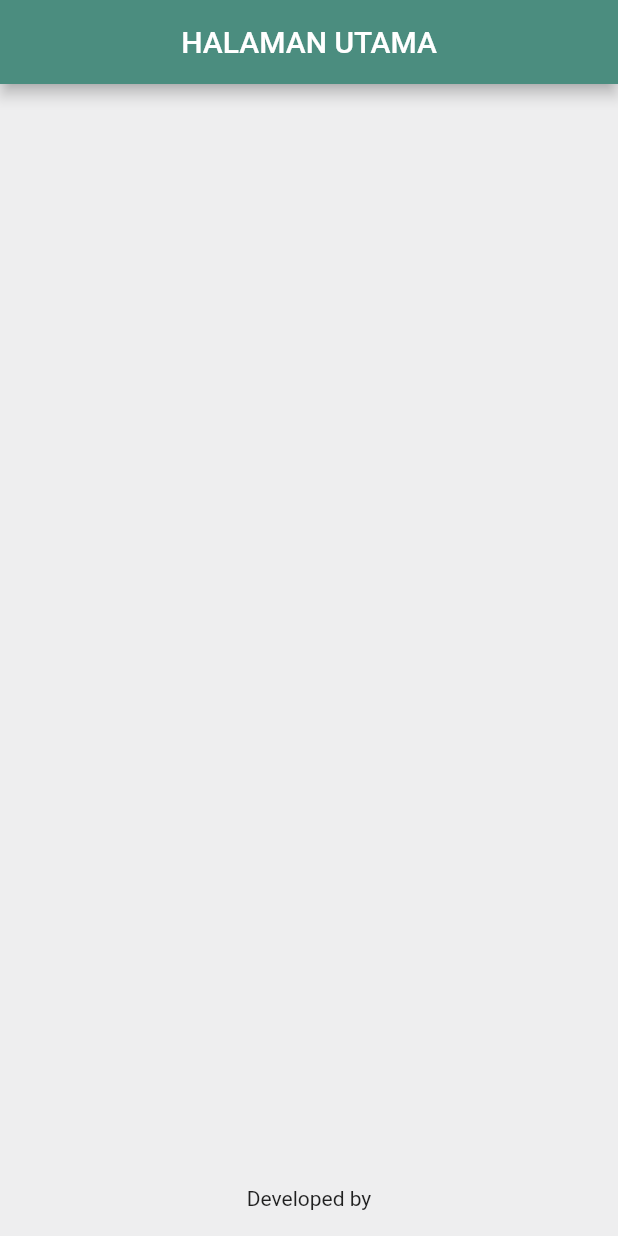
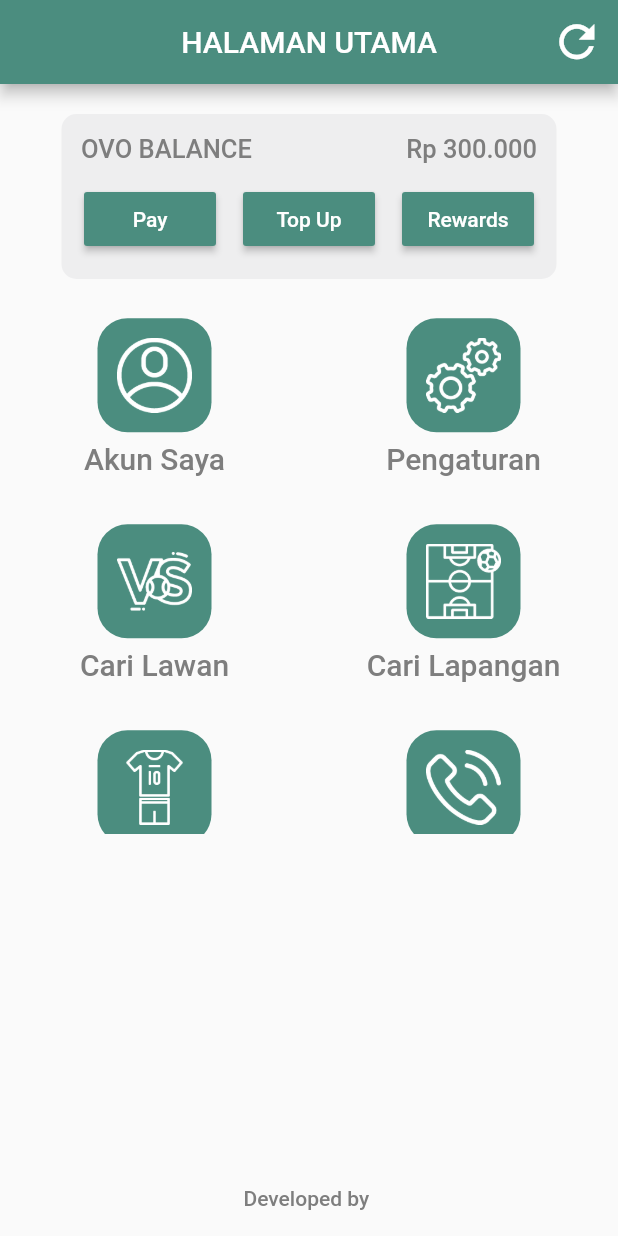
Before and after one commit to kuuhaku86/sparingin, a Flutter app: the DashboardPage screen opened directly, on a phone screen of 412 x 824 dp. Run offline on Flutter 3.47's test engine with Material 2 defaults, Android fonts, the phone set to English and light mode, and no system bars; our stand-ins replace carousel_slider, shared_preferences; missing offline and left inert: flutter_verification_code_input; accounts and stored records are empty.

Commit message:
Finishing Dashboard look

```diff
--- a/lib/main.dart
+++ b/lib/main.dart
@@ -48,6 +48,10 @@ class _MainAppState extends State<MainApp> {
         child: AnimatedOpacity(
           duration: const Duration(seconds: 3),
           opacity: _isVisible ? 1 : 0,
+          child: Image.asset(
+            'assets/images/icon.jpg',
+            height: 100.0,
+          ),
         ),
       ),
     );
--- a/lib/src/models/features/auth/dashboard/dashboard_page.dart
+++ b/lib/src/models/features/auth/dashboard/dashboard_page.dart
@@ -1,6 +1,7 @@
 import 'package:flutter/material.dart';
 import 'package:sparingin/src/utils/bottom_bar.dart';
 import 'package:sparingin/src/utils/colors.dart';
+import 'package:sparingin/src/utils/menu.dart';
 
 class DashboardPage extends StatefulWidget {
   DashboardPage({Key key}) : super(key: key);
@@ -10,6 +11,33 @@ class DashboardPage extends StatefulWidget {
 }
 
 class _DashboardPageState extends State<DashboardPage> {
+  List <Menu> menu = [
+    new Menu(
+      name: "Akun Saya",
+      image: "assets/images/icons/akunSaya.png"
+    ),
+    new Menu(
+      name: "Pengaturan",
+      image: "assets/images/icons/pengaturan.png"
+    ),
+    new Menu(
+      name: "Cari Lawan",
+      image: "assets/images/icons/cariLawan.png"
+    ),
+    new Menu(
+      name: "Cari Lapangan",
+      image: "assets/images/icons/cariLapangan.png"
+    ),
+    new Menu(
+      name: "Tim Kami",
+      image: "assets/images/icons/timKami.png"
+    ),
+    new Menu(
+      name: "FAQ",
+      image: "assets/images/icons/faq.png"
+    ),
+  ];
+
   @override
   Widget build(BuildContext context) {
     return Scaffold(
@@ -17,20 +45,148 @@ class _DashboardPageState extends State<DashboardPage> {
         backgroundColor: MyColors.primary,
         title: Text("HALAMAN UTAMA"),
         centerTitle: true,
-      ),
+        actions: <Widget>[
+          Icon(
+            Icons.refresh,
+            size: 35,
+          ),
+          SizedBox(width: 10,)
+        ],
+    ),
       body: Container(
         height: double.infinity,
         width: double.infinity,
-        color: MyColors.background,
         child: SingleChildScrollView(
-
+          child: Column(
+            children: <Widget>[
+              buildPadding(20),
+              _buildPayMenu(),
+              buildPadding(10),
+              _buildMenu(),
+            ],
+          ),
         ),
       ),
-      bottomNavigationBar: Stack(
-        children: <Widget>[
-          DefaultBottomBar(),
-        ],
-      ),
+      bottomNavigationBar: DefaultBottomBar(color: MyColors.transparent,),
     );
   }
+
+  Widget _buildPayMenu() => Container(
+    height: 110,
+    width: 330,
+    decoration: BoxDecoration(
+      borderRadius: BorderRadius.all(Radius.circular(10.0)),
+      color: MyColors.background,
+    ),
+    child: Column(
+      children: <Widget>[
+        Container(
+          padding: EdgeInsets.all(13.0),
+          child: Row(
+            mainAxisAlignment: MainAxisAlignment.spaceBetween,
+            children: <Widget>[
+              Text(
+                "OVO BALANCE",
+                style: TextStyle(
+                  color: MyColors.font,
+                  fontSize: 17,
+                  fontWeight: FontWeight.w500,
+                ),
+              ),
+              Text(
+                "Rp 300.000",
+                style: TextStyle(
+                  color: MyColors.font,
+                  fontSize: 17,
+                  fontWeight: FontWeight.w500,
+                ),
+              ),
+            ],
+          ),
+        ),
+        Container(
+          padding: EdgeInsets.symmetric(horizontal: 15),
+          child: Row(
+            mainAxisAlignment: MainAxisAlignment.spaceBetween,
+            children: <Widget>[
+              buildRaisedButton("Pay"),
+              buildRaisedButton("Top Up"),
+              buildRaisedButton("Rewards"),
+            ],
+          ),
+        ),
+      ],
+    ),
+  );
+
+  RaisedButton buildRaisedButton(String text) {
+    return RaisedButton(
+      color: MyColors.primary,
+      child: Text(
+        text,
+        style: TextStyle(
+          color: Colors.white,
+        ),
+      ), onPressed: () {},
+    );
+  }
+
+  Padding buildPadding(double nums) {
+    return Padding(
+        padding: EdgeInsets.only(top: nums),
+      );
+  }
+
+  Widget _buildMenu() => SizedBox(
+    width: double.infinity,
+    height: 360,
+    child: Container(
+      child: GridView.builder(
+        physics: ClampingScrollPhysics(),
+
+        itemCount: 6,
+        gridDelegate: SliverGridDelegateWithFixedCrossAxisCount(
+          crossAxisCount: 2,
+          childAspectRatio: 1.5,
+        ),
+        itemBuilder: (context, position) {
+          return _rowService(menu[position]);
+        },
+      ),
+    ),
+  );
+
+  Widget _rowService(Menu menu) => Container(
+    child: Column(
+      mainAxisAlignment: MainAxisAlignment.center,
+      children: <Widget>[
+        GestureDetector(
+          behavior: HitTestBehavior.opaque,
+          onTap: () {},
+          child: Container(
+            decoration: BoxDecoration(
+              color: MyColors.primary,
+              borderRadius: BorderRadius.all(
+                Radius.circular(20.0),
+              ),
+            ),
+            padding: EdgeInsets.all(13.0),
+            child: Image.asset(
+              menu.image,
+              height: 50,
+            ),
+          ),
+        ),
+        buildPadding(6),
+        Text(
+          menu.name,
+          style: TextStyle(
+            color: MyColors.font,
+            fontSize: 20,
+            fontWeight: FontWeight.w500,
+          ),
+        ),
+      ],
+    ),
+  );
 }
--- a/lib/src/models/features/auth/login/login_page.dart
+++ b/lib/src/models/features/auth/login/login_page.dart
@@ -159,11 +159,7 @@ class _LoginPageState extends State<LoginPage> {
             ),
           ),
         ),
-        bottomNavigationBar: Stack(
-          children: <Widget>[
-            DefaultBottomBar(),
-          ],
-        ),
+        bottomNavigationBar: DefaultBottomBar(color: MyColors.background,),
       ),
     );
   }
--- a/lib/src/models/features/auth/register/register_page.dart
+++ b/lib/src/models/features/auth/register/register_page.dart
@@ -97,11 +97,7 @@ class _RegisterPageState extends State<RegisterPage> {
           ),
         ),
       ),
-      bottomNavigationBar: Stack(
-          children: <Widget>[
-            DefaultBottomBar(),
-          ],
-        ),
+      bottomNavigationBar: DefaultBottomBar(color: MyColors.background,),
     );
   }
 
@@ -150,7 +146,6 @@ class _RegisterPageState extends State<RegisterPage> {
       _passwordController.text,
       _emailController.text,
     );
-    Me.saveLogin();
     print(Me.name);
     print(Me.telp);
     print(Me.password);
--- a/lib/src/models/features/auth/verification/verification_page.dart
+++ b/lib/src/models/features/auth/verification/verification_page.dart
@@ -58,6 +58,11 @@ class _VerificationPageState extends State<VerificationPage> {
                       full = true;
                     });
                   },
+                  onEditing: (bool value) {
+                    setState(() {
+                      full = false;
+                    });
+                  },
                 ),
                 buildPadding(20),
                 Container(
@@ -114,11 +119,7 @@ class _VerificationPageState extends State<VerificationPage> {
           ),
         ),
       ),
-      bottomNavigationBar: Stack(
-        children: <Widget>[
-          DefaultBottomBar(),
-        ],
-      ),
+      bottomNavigationBar: DefaultBottomBar(color: MyColors.background,),
     );
   }
 
--- a/lib/src/utils/bottom_bar.dart
+++ b/lib/src/utils/bottom_bar.dart
@@ -2,22 +2,31 @@ import 'package:flutter/cupertino.dart';
 import 'package:sparingin/src/utils/colors.dart';
 
 class DefaultBottomBar extends StatelessWidget {
-  const DefaultBottomBar({Key key}) : super(key: key);
+  final Color color;
+  const DefaultBottomBar({Key key,this.color}) : super(key: key);
 
   @override
   Widget build(BuildContext context) {
-    return Container(
-      color: MyColors.background,
+    return Stack(
+      children: <Widget>[
+        Container(
+          color: color,
           height: 50.0,
           child: Row(
             mainAxisAlignment: MainAxisAlignment.center,
             crossAxisAlignment: CrossAxisAlignment.center,
             children: <Widget>[
               Text(
-            "Developed by"
+                "Developed by ",
+                style: TextStyle(
+                  color: MyColors.font,
+                  fontWeight: FontWeight.w500,
+                ),
               ),
             ],
           ),
+        ),
+      ],
     );
   }
 }
--- a/lib/src/utils/colors.dart
+++ b/lib/src/utils/colors.dart
@@ -6,4 +6,5 @@ class MyColors {
   static const Color background = Color.fromRGBO(238, 238, 239, 1);
   static const Color font = Color.fromRGBO(126, 126, 126, 1);
   static const Color disabledButton = Color.fromRGBO(75, 141, 127, 0.5);
+  static const Color transparent = Color(0x00000000);
 }
--- /dev/null
+++ b/lib/src/utils/menu.dart
@@ -0,0 +1,14 @@
+import 'package:flutter/material.dart';
+
+class Menu {
+  String name;
+  String image;
+  dynamic page;
+
+  Menu({
+    @required this.name,
+    @required this.image,
+    this.page})
+  : assert(name != null),
+  assert(image != null);
+}
```
Also changed, not shown: pubspec.yaml (+8 -1 lines), assets/images/icon.jpg (added), assets/images/icons/akunSaya.png (added), assets/images/icons/cariLapangan.png (added), assets/images/icons/cariLawan.png (added), assets/images/icons/faq.png (added), assets/images/icons/pengaturan.png (added), assets/images/icons/timKami.png (added), pubspec.lock. Lines whose indentation alone changed are shown as unchanged.
